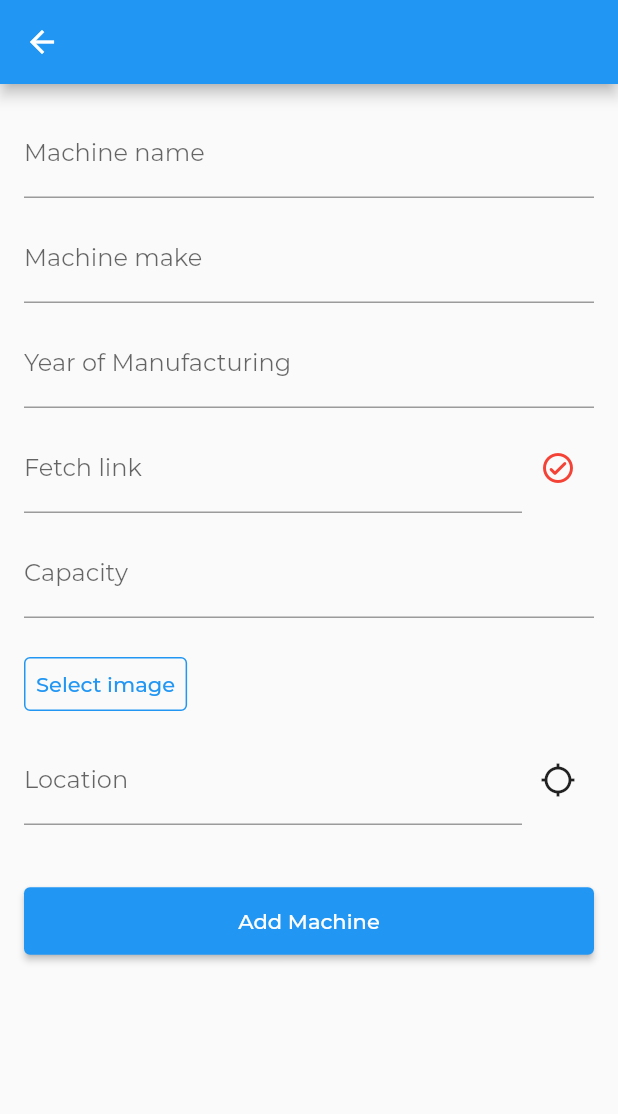
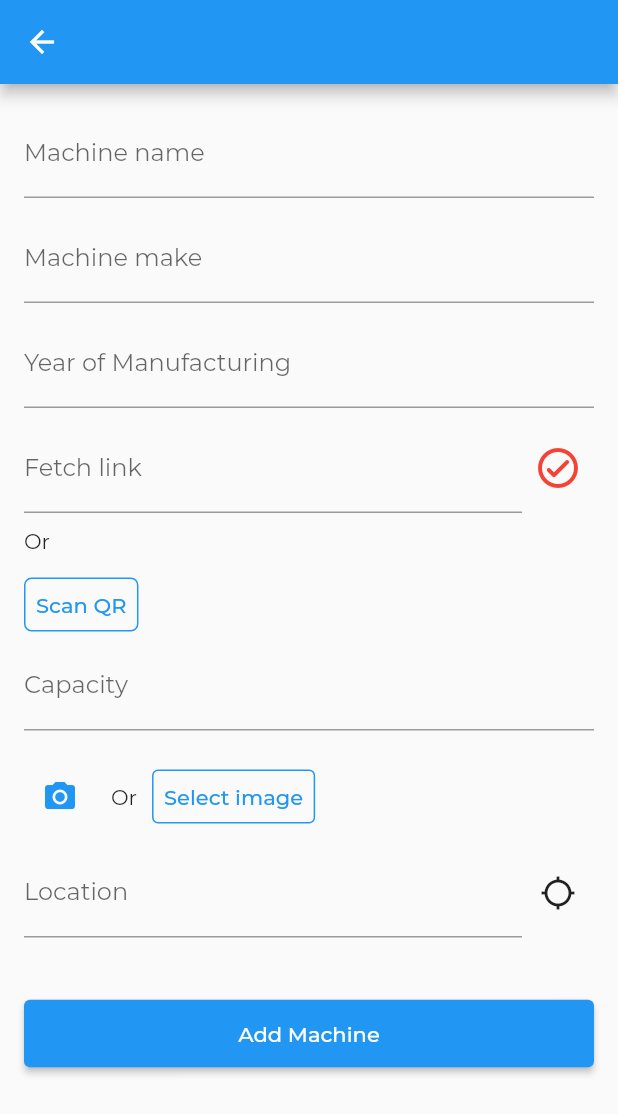
Before and after one commit to roshinkm1717/machtrac, a Flutter app: the HomeScreen screen opened directly, after a tap on the "add" icon, on a phone screen of 412 x 824 dp. Shown: the top 1114 px of the screen. Run offline on Flutter 3.47's test engine with Material 2 defaults, Android fonts, the phone set to English and light mode, and no system bars; our stand-ins replace cloud_firestore, double_back_to_close, file_picker, firebase_auth, firebase_core, firebase_storage and 4 more; accounts and stored records are empty; project files that could hold a hidden picture were left out.

Commit message:
final commit

```diff
--- a/lib/UI/screens/addMachine_screen.dart
+++ b/lib/UI/screens/addMachine_screen.dart
@@ -171,6 +171,7 @@ class _AddMachineScreenState extends State<AddMachineScreen> {
                               icon: Icon(
                                 Icons.check_circle_outline_rounded,
                                 color: (_link ?? false) ? Colors.green : Colors.red,
+                                size: 32,
                               ),
                               focusColor: (_link ?? false) ? Colors.green : Colors.red,
                               color: (_link ?? false) ? Colors.green : Colors.red,
@@ -178,6 +179,22 @@ class _AddMachineScreenState extends State<AddMachineScreen> {
                           ],
                         ),
                         SizedBox(height: 10),
+                        Text("Or"),
+                        SizedBox(height: 10),
+                        TextButton(
+                          style: TextButton.styleFrom(
+                            shape: RoundedRectangleBorder(
+                              side: BorderSide(
+                                color: Colors.blue,
+                              ),
+                              borderRadius: BorderRadius.circular(5),
+                            ),
+                          ),
+                          onPressed: () async {
+                            //scan QR
+                          },
+                          child: Text("Scan QR"),
+                        ),
                         TextFormField(
                           decoration: InputDecoration(
                             labelText: "Capacity",
@@ -190,6 +207,20 @@ class _AddMachineScreenState extends State<AddMachineScreen> {
                           validator: RequiredValidator(errorText: "Cannot be empty"),
                         ),
                         SizedBox(height: 20),
+                        Row(
+                          children: [
+                            IconButton(
+                              icon: Icon(
+                                Icons.camera_alt,
+                                color: Colors.blue,
+                              ),
+                              onPressed: () {
+                                //launch camera
+                              },
+                            ),
+                            SizedBox(width: 10),
+                            Text("Or"),
+                            SizedBox(width: 10),
                             TextButton(
                               style: TextButton.styleFrom(side: BorderSide(color: Colors.blue)),
                               onPressed: () {
@@ -197,6 +228,8 @@ class _AddMachineScreenState extends State<AddMachineScreen> {
                                 getImage();
                               },
                               child: Text(machine.imageName == null ? "Select image" : machine.imageName),
+                            ),
+                          ],
                         ),
                         SizedBox(height: 10),
                         Row(
--- a/lib/UI/screens/home_screen.dart
+++ b/lib/UI/screens/home_screen.dart
@@ -80,11 +80,45 @@ class _HomeScreenState extends State<HomeScreen> {
             },
           ),
           appBar: AppBar(
-            leading: IconButton(
-              onPressed: null,
-              icon: Icon(Icons.person),
+            leading: Padding(
+              padding: const EdgeInsets.all(8.0),
+              child: Row(
+                children: [
+                  CircleAvatar(
+                    child: Icon(Icons.person),
+                  ),
+                  SizedBox(width: 10),
+                  Text(
+                    "Machtrac",
+                    style: TextStyle(fontSize: 16, fontWeight: FontWeight.bold),
+                  ),
+                ],
+              ),
             ),
             actions: [
+              TextButton(
+                onPressed: () {
+                  showDialog(
+                      context: context,
+                      builder: (BuildContext context) {
+                        return AlertDialog(
+                          title: Text("KMT, Bangalore"),
+                          content: Text("Harikrishna K V | 966333007 | harikrishnakv@outlook.com"),
+                          actions: [
+                            TextButton(
+                                onPressed: () {
+                                  Navigator.pop(context);
+                                },
+                                child: Text("Cancel")),
+                          ],
+                        );
+                      });
+                },
+                child: Text(
+                  "Contact us",
+                  style: TextStyle(color: Colors.white),
+                ),
+              ),
               TextButton(
                 child: Text(
                   "Logout",
--- a/pubspec.yaml
+++ b/pubspec.yaml
@@ -23,6 +23,7 @@ dependencies:
   geocoding:
   geolocator:
   url_launcher: ^6.0.2
+
 dev_dependencies:
   flutter_test:
     sdk: flutter
```
Also changed, not shown: lib/UI/screens/machine_info.dart (+66 -4 lines), lib/UI/screens/welcome_screen.dart (+7 -2 lines), 13 other files. Lines whose indentation alone changed are shown as unchanged.
